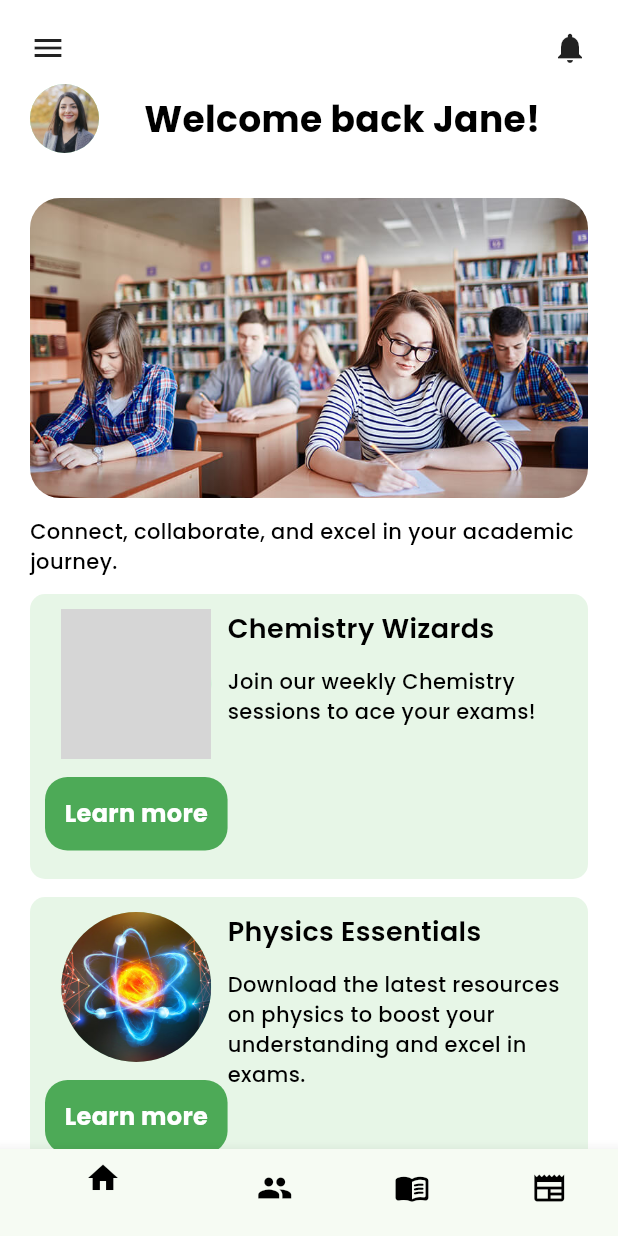
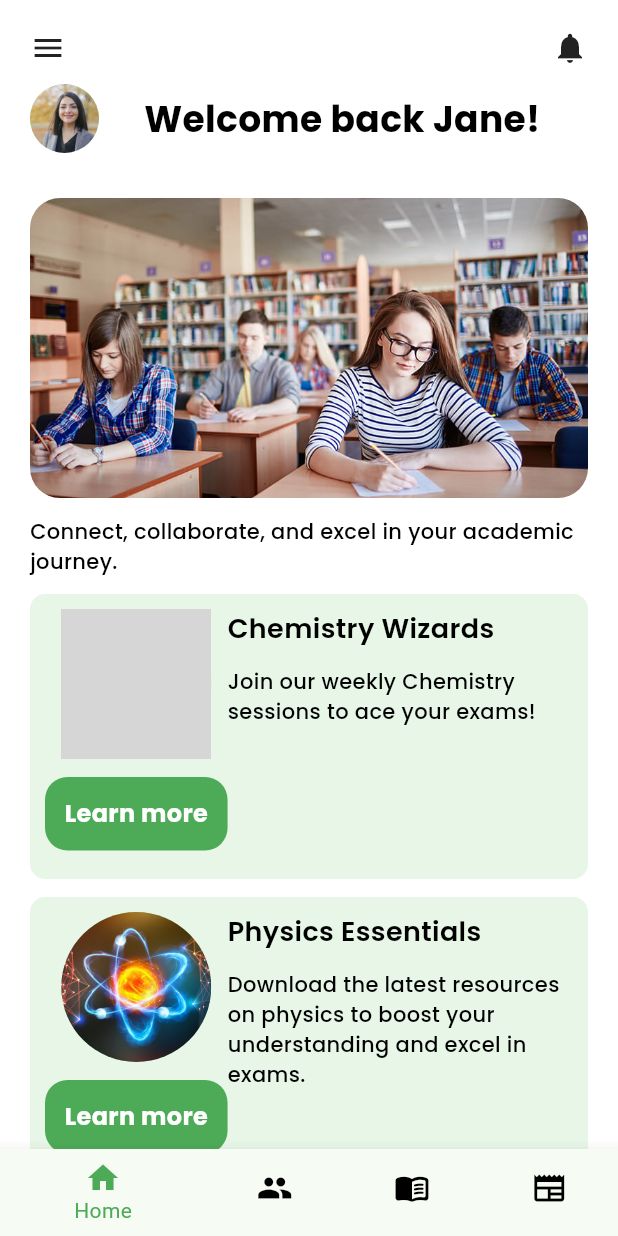
Before and after one commit to studyfi/StudyFi_Frontend, a Flutter app: the screen it shows after launch, on a phone screen of 412 x 824 dp. Run offline on Flutter 3.47's test engine with Material 3 defaults, Android fonts, the phone set to English and light mode, and no system bars; our stand-ins replace flutter_spinkit, google_fonts; grey boxes are pictures that could not be loaded.

Commit message:
created some screens of user groups

```diff
--- a/lib/screens/homepage.dart
+++ b/lib/screens/homepage.dart
@@ -1,8 +1,10 @@
 import 'package:flutter/material.dart';
-import 'package:studyfi/components/button.dart';
 import 'package:studyfi/components/custom_poppins_text.dart';
 import 'package:studyfi/components/updates.dart';
 import 'package:studyfi/constants.dart';
+import 'package:studyfi/screens/academic/academic_page.dart';
+import 'package:studyfi/screens/groups/groups_page.dart';
+import 'package:studyfi/screens/news/news_page.dart';
 
 class HomePage extends StatefulWidget {
   const HomePage({super.key});
@@ -12,13 +14,61 @@ class HomePage extends StatefulWidget {
 }
 
 class _HomePageState extends State<HomePage> {
+  int _selectedIndex = 0;
+
+  // List of pages
+  final List<Widget> _pages = [
+    HomeScreenContent(), // Separate widget for home content
+    GroupsPage(),
+    AcademicPage(),
+    NewsPage()
+  ];
+
+  void _onItemTapped(int index) {
+    setState(() {
+      _selectedIndex = index;
+    });
+  }
+
   @override
   Widget build(BuildContext context) {
     return Scaffold(
       backgroundColor: Colors.white,
-      body: SafeArea(
+      body: _pages[_selectedIndex], // Show the selected page
+      bottomNavigationBar: BottomNavigationBar(
+        currentIndex: _selectedIndex, // Highlight selected tab
+        onTap: _onItemTapped, // Change page when tapped
+        selectedItemColor: Constants.dgreen, // Optional styling
+        unselectedItemColor: Colors.black,
+        items: const [
+          BottomNavigationBarItem(
+            icon: Icon(Icons.home),
+            label: 'Home',
+          ),
+          BottomNavigationBarItem(
+            icon: Icon(Icons.group),
+            label: 'Groups',
+          ),
+          BottomNavigationBarItem(
+            icon: Icon(Icons.menu_book_rounded),
+            label: 'Academic',
+          ),
+          BottomNavigationBarItem(
+            icon: Icon(Icons.newspaper),
+            label: 'News',
+          ),
+        ],
+      ),
+    );
+  }
+}
+
+// Extracted Home Content to prevent infinite recursion
+class HomeScreenContent extends StatelessWidget {
+  @override
+  Widget build(BuildContext context) {
+    return SafeArea(
       child: SingleChildScrollView(
-          child: Padding(
         padding: const EdgeInsets.all(20.0),
         child: Column(
           children: [
@@ -26,106 +76,64 @@ class _HomePageState extends State<HomePage> {
               mainAxisAlignment: MainAxisAlignment.spaceBetween,
               children: [Icon(Icons.menu), Icon(Icons.notifications)],
             ),
-                SizedBox(
-                  height: 12,
-                ),
+            const SizedBox(height: 12),
             Row(
               children: [
-                    CircleAvatar(
+                const CircleAvatar(
                   radius: 23.0,
                   backgroundImage: AssetImage("assets/profile.jpg"),
                 ),
-                    SizedBox(
-                      width: 30,
-                    ),
+                const SizedBox(width: 30),
                 CustomPoppinsText(
                   text: "Welcome back Jane!",
                   fontSize: 24,
                   fontWeight: FontWeight.w700,
-                        color: Colors.black)
+                  color: Colors.black,
+                )
               ],
             ),
-                SizedBox(
-                  height: 30,
-                ),
+            const SizedBox(height: 30),
             Container(
-                  width: double.maxFinite,
+              width: double.infinity,
               height: 200,
               decoration: BoxDecoration(
                 borderRadius: BorderRadius.circular(20),
-                    image: DecorationImage(
+                image: const DecorationImage(
                   image: AssetImage("assets/home.jpg"),
                   fit: BoxFit.cover,
                 ),
               ),
             ),
-                SizedBox(
-                  height: 12,
-                ),
+            const SizedBox(height: 12),
             CustomPoppinsText(
-                    text:
-                        "Connect, collaborate, and excel in your academic journey.",
+              text: "Connect, collaborate, and excel in your academic journey.",
               fontSize: 14,
               fontWeight: FontWeight.w500,
-                    color: Colors.black),
-                SizedBox(
-                  height: 12,
+              color: Colors.black,
             ),
-                Updates(
+            const SizedBox(height: 12),
+            const Updates(
               imagePath: "assets/chemistry.jpg",
               title: "Chemistry Wizards",
               description:
                   "Join our weekly Chemistry sessions to ace your exams!",
             ),
-                SizedBox(
-                  height: 12,
-                ),
-                Updates(
+            const SizedBox(height: 12),
+            const Updates(
               imagePath: "assets/physics.jpg",
               title: "Physics Essentials",
               description:
-                        "Download the latest resources on physics to boost your understanding and excel in exams."),
-                SizedBox(
-                  height: 12,
+                  "Download the latest resources on physics to boost your understanding and excel in exams.",
             ),
-                Updates(
+            const SizedBox(height: 12),
+            const Updates(
               imagePath: "assets/debate.jpg",
               title: "Popular Debate",
               description:
-                        "Engage in our latest debate on climate change policies!")
+                  "Engage in our latest debate on climate change policies!",
+            ),
           ],
         ),
-          ),
-        ),
-      ),
-      bottomNavigationBar: BottomNavigationBar(
-        items: const [
-          BottomNavigationBarItem(
-            icon: Icon(
-              Icons.home,
-              color: Colors.black,
-            ),
-            label: 'Home',
-          ),
-          BottomNavigationBarItem(
-              icon: Icon(
-                Icons.group,
-                color: Colors.black,
-              ),
-              label: 'Groups'),
-          BottomNavigationBarItem(
-              icon: Icon(
-                Icons.menu_book_rounded,
-                color: Colors.black,
-              ),
-              label: 'academic'),
-          BottomNavigationBarItem(
-              icon: Icon(
-                Icons.newspaper,
-                color: Colors.black,
-              ),
-              label: 'news')
-        ],
       ),
     );
   }
```
Also changed, not shown: lib/components/group.dart (added, +72 -0 lines), lib/components/member.dart (added, +61 -0 lines), lib/screens/academic/academic_page.dart (added, +10 -0 lines), lib/screens/groups/add_members_page.dart (added, +43 -0 lines), lib/screens/groups/groups_page.dart (added, +105 -0 lines), lib/screens/news/news_page.dart (added, +10 -0 lines), assets/community.jpg (added). Lines whose indentation alone changed are shown as unchanged.
